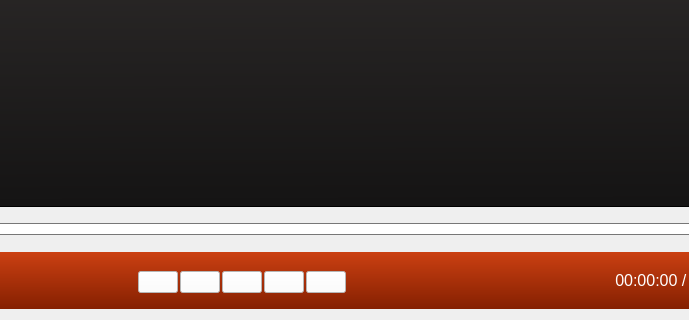
Before: the Qt Designer form source/annotator/source/player.ui in annotatorproject/annotator, drawn with Qt 5; both pictures show x 270 to 959 and y 284 to 604 of the 1043 by 604 pixel window.
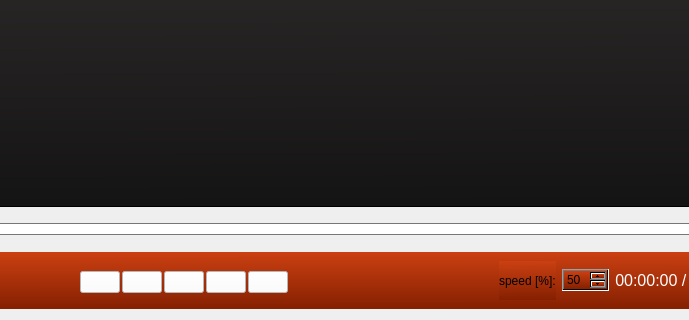
After: the same form once the commit is applied. Icons and pictures are not drawn. Custom widgets are drawn as their Qt base class.

Commit message: - fix trackbar - adjust video speed

```diff
--- a/source/annotator/source/player.ui
+++ b/source/annotator/source/player.ui
@@ -278,6 +278,35 @@
         </property>
        </spacer>
       </item>
+      <item>
+       <widget class="QLabel" name="label">
+        <property name="text">
+         <string>speed [%]:</string>
+        </property>
+       </widget>
+      </item>
+      <item>
+       <widget class="QSpinBox" name="speedSpinBox">
+        <property name="toolTip">
+         <string>&lt;html&gt;&lt;head/&gt;&lt;body&gt;&lt;p&gt;speed&lt;/p&gt;&lt;/body&gt;&lt;/html&gt;</string>
+        </property>
+        <property name="whatsThis">
+         <string>&lt;html&gt;&lt;head/&gt;&lt;body&gt;&lt;p&gt;Adjust the video speed.&lt;/p&gt;&lt;/body&gt;&lt;/html&gt;</string>
+        </property>
+        <property name="minimum">
+         <number>5</number>
+        </property>
+        <property name="maximum">
+         <number>100</number>
+        </property>
+        <property name="singleStep">
+         <number>5</number>
+        </property>
+        <property name="value">
+         <number>50</number>
+        </property>
+       </widget>
+      </item>
       <item>
        <widget class="QLabel" name="timeLabel">
         <property name="font">
```
Left out of the diff: 16 changed lines with no effect on the pictures. The commit also changes 4 other files.
